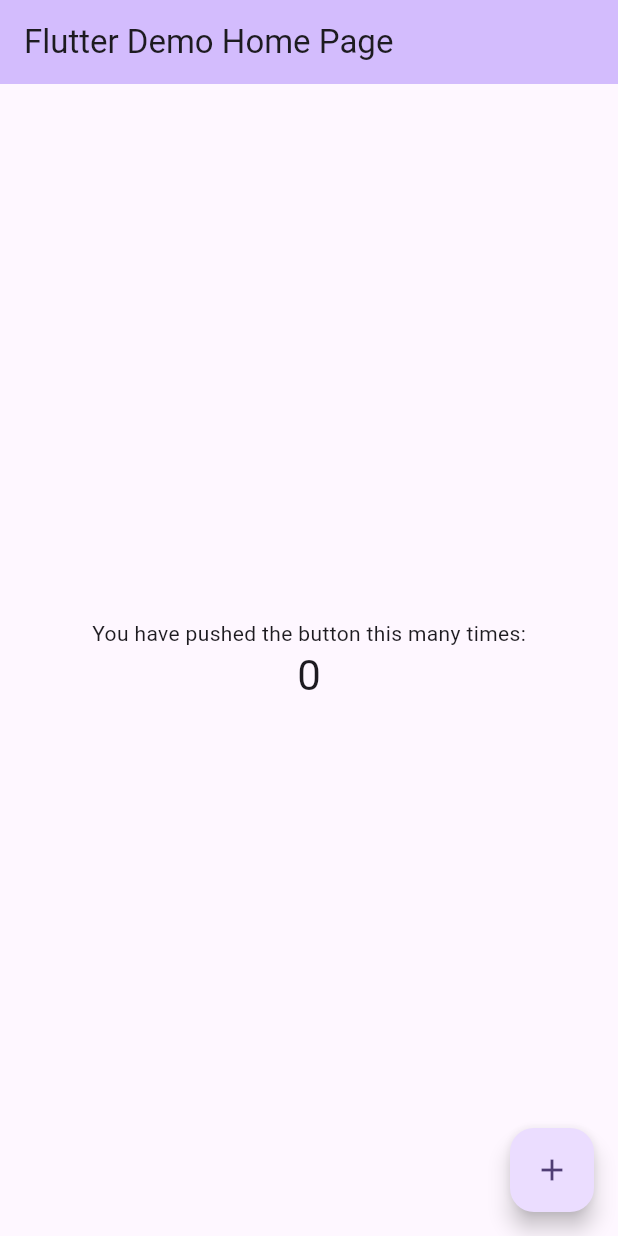
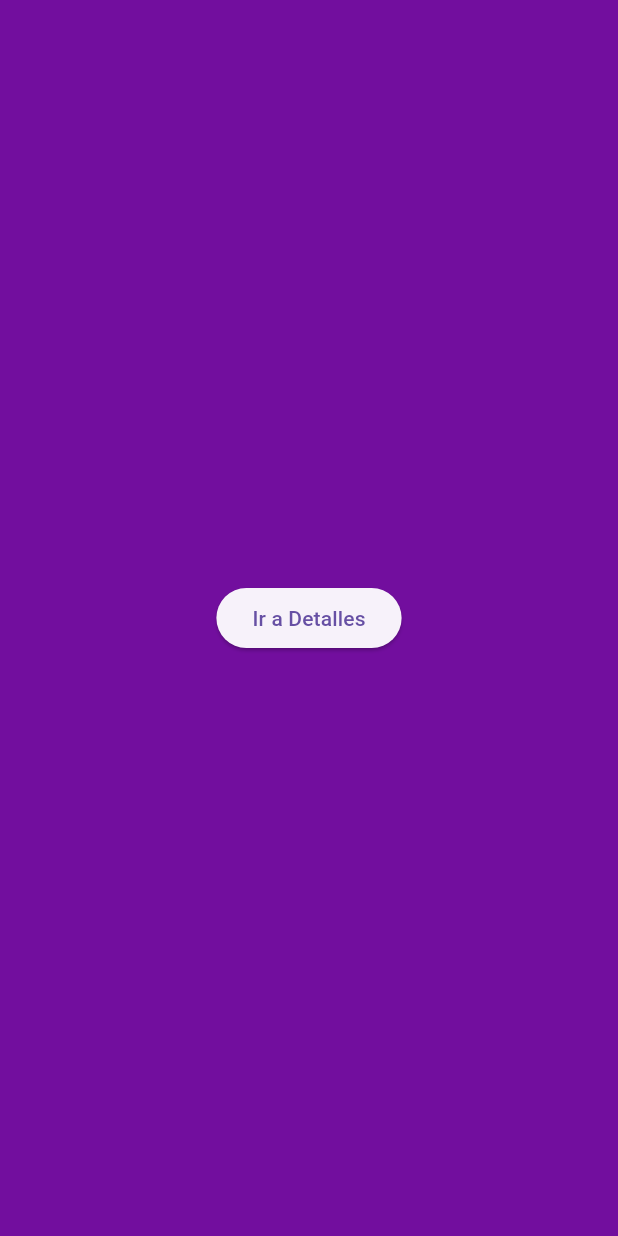
Before and after one commit to cristhianbrh/yapeclon, a Flutter app: the screen it shows after launch, on a phone screen of 412 x 824 dp. Run offline on Flutter 3.47's test engine with Material 3 defaults, Android fonts, the phone set to English and light mode, and no system bars.

Commit message:
feat(main,create_account_screen,create_password_screen,login_screen,register_data_screen,home): Append routes and screens

```diff
--- a/lib/main.dart
+++ b/lib/main.dart
@@ -1,122 +1,27 @@
 import 'package:flutter/material.dart';
+import 'package:yapeclon/screens/auth/create_account_screen.dart';
+import 'package:yapeclon/screens/auth/create_password_screen.dart';
+import 'package:yapeclon/screens/auth/login_screen.dart';
+import 'package:yapeclon/screens/auth/register_data_screen.dart';
+import 'package:yapeclon/screens/home/home_screen.dart';
 
 void main() {
-  runApp(const MyApp());
+  runApp(MyApp());
 }
 
 class MyApp extends StatelessWidget {
-  const MyApp({super.key});
-
-  // This widget is the root of your application.
   @override
   Widget build(BuildContext context) {
     return MaterialApp(
-      title: 'Flutter Demo',
-      theme: ThemeData(
-        // This is the theme of your application.
-        //
-        // TRY THIS: Try running your application with "flutter run". You'll see
-        // the application has a purple toolbar. Then, without quitting the app,
-        // try changing the seedColor in the colorScheme below to Colors.green
-        // and then invoke "hot reload" (save your changes or press the "hot
-        // reload" button in a Flutter-supported IDE, or press "r" if you used
-        // the command line to start the app).
-        //
-        // Notice that the counter didn't reset back to zero; the application
-        // state is not lost during the reload. To reset the state, use hot
-        // restart instead.
-        //
-        // This works for code too, not just values: Most code changes can be
-        // tested with just a hot reload.
-        colorScheme: ColorScheme.fromSeed(seedColor: Colors.deepPurple),
-      ),
-      home: const MyHomePage(title: 'Flutter Demo Home Page'),
+      title: 'YAPECLON',
+      initialRoute: '/login',
+      routes: {
+        '/login': (context) => LoginScreen(),
+        '/crear-cuenta': (context) => CreateAccountScreen(),
+        '/crear-clave': (context) => CreatePasswordScreen(),
+        '/registrar-datos': (context) => RegisterDataScreen(),
+        '/home': (context) => HomeScreen(),
+      },
     );
   }
 }
-
-class MyHomePage extends StatefulWidget {
-  const MyHomePage({super.key, required this.title});
-
-  // This widget is the home page of your application. It is stateful, meaning
-  // that it has a State object (defined below) that contains fields that affect
-  // how it looks.
-
-  // This class is the configuration for the state. It holds the values (in this
-  // case the title) provided by the parent (in this case the App widget) and
-  // used by the build method of the State. Fields in a Widget subclass are
-  // always marked "final".
-
-  final String title;
-
-  @override
-  State<MyHomePage> createState() => _MyHomePageState();
-}
-
-class _MyHomePageState extends State<MyHomePage> {
-  int _counter = 0;
-
-  void _incrementCounter() {
-    setState(() {
-      // This call to setState tells the Flutter framework that something has
-      // changed in this State, which causes it to rerun the build method below
-      // so that the display can reflect the updated values. If we changed
-      // _counter without calling setState(), then the build method would not be
-      // called again, and so nothing would appear to happen.
-      _counter++;
-    });
-  }
-
-  @override
-  Widget build(BuildContext context) {
-    // This method is rerun every time setState is called, for instance as done
-    // by the _incrementCounter method above.
-    //
-    // The Flutter framework has been optimized to make rerunning build methods
-    // fast, so that you can just rebuild anything that needs updating rather
-    // than having to individually change instances of widgets.
-    return Scaffold(
-      appBar: AppBar(
-        // TRY THIS: Try changing the color here to a specific color (to
-        // Colors.amber, perhaps?) and trigger a hot reload to see the AppBar
-        // change color while the other colors stay the same.
-        backgroundColor: Theme.of(context).colorScheme.inversePrimary,
-        // Here we take the value from the MyHomePage object that was created by
-        // the App.build method, and use it to set our appbar title.
-        title: Text(widget.title),
-      ),
-      body: Center(
-        // Center is a layout widget. It takes a single child and positions it
-        // in the middle of the parent.
-        child: Column(
-          // Column is also a layout widget. It takes a list of children and
-          // arranges them vertically. By default, it sizes itself to fit its
-          // children horizontally, and tries to be as tall as its parent.
-          //
-          // Column has various properties to control how it sizes itself and
-          // how it positions its children. Here we use mainAxisAlignment to
-          // center the children vertically; the main axis here is the vertical
-          // axis because Columns are vertical (the cross axis would be
-          // horizontal).
-          //
-          // TRY THIS: Invoke "debug painting" (choose the "Toggle Debug Paint"
-          // action in the IDE, or press "p" in the console), to see the
-          // wireframe for each widget.
-          mainAxisAlignment: MainAxisAlignment.center,
-          children: <Widget>[
-            const Text('You have pushed the button this many times:'),
-            Text(
-              '$_counter',
-              style: Theme.of(context).textTheme.headlineMedium,
-            ),
-          ],
-        ),
-      ),
-      floatingActionButton: FloatingActionButton(
-        onPressed: _incrementCounter,
-        tooltip: 'Increment',
-        child: const Icon(Icons.add),
-      ), // This trailing comma makes auto-formatting nicer for build methods.
-    );
-  }
-}
--- /dev/null
+++ b/lib/screens/auth/login_screen.dart
@@ -0,0 +1,19 @@
+import 'package:flutter/material.dart';
+
+class LoginScreen extends StatelessWidget {
+  @override
+  Widget build(BuildContext context) {
+    return Scaffold(
+      // appBar: AppBar(title: Text('Inicio')),
+      backgroundColor: Color(0xFF720e9e),
+      body: Center(
+        child: ElevatedButton(
+          child: Text('Ir a Detalles'),
+          onPressed: () {
+            Navigator.pushNamed(context, '/home');
+          },
+        ),
+      ),
+    );
+  }
+}
```
Also changed, not shown: lib/screens/auth/create_account_screen.dart (added, +19 -0 lines), lib/screens/auth/create_password_screen.dart (added, +19 -0 lines), lib/screens/auth/register_data_screen.dart (added, +19 -0 lines), lib/screens/home/home_screen.dart (added, +19 -0 lines).
